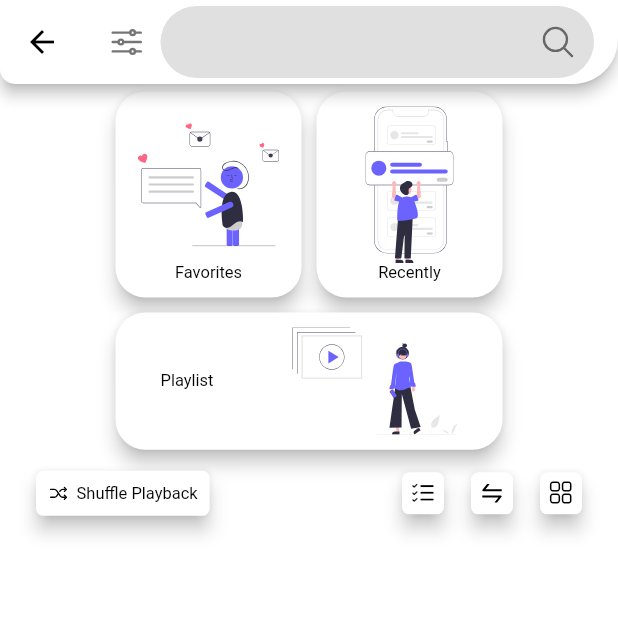
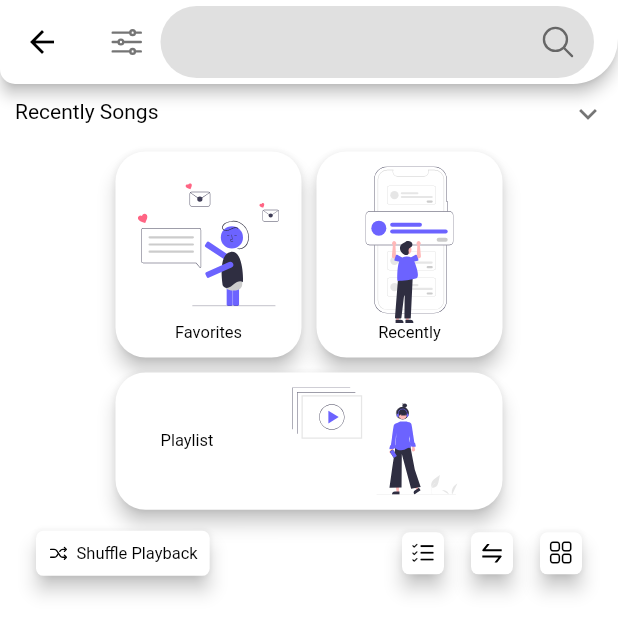
Before and after one commit to ImanGhasemiArani/IGMusic, a Flutter app: the OfflineScreen screen opened directly, on a phone screen of 412 x 824 dp. Shown: the top 635 px of the screen. Run offline on Flutter 3.47's test engine with Material 2 defaults, Android fonts, the phone set to English and light mode, and no system bars; drawn by our look-alikes of auto_size_text, expandable; our stand-ins replace animated_splash_screen, audio_video_progress_bar, double_back_to_close_app, eva_icons_flutter, flutter_font_icons, flutter_remix and 8 more; missing offline and left inert: audio_session, just_audio_web, just_waveform, on_audio_query_web, shared_preferences_web; accounts and stored records are empty.

Commit message:
create recently songs expandable widget

```diff
--- a/lib/assets/clrs.dart
+++ b/lib/assets/clrs.dart
@@ -17,8 +17,11 @@ class Clrs {
   static const Color songFullItemWidgetTrackNameColor = Colors.white;
   static const Color songFullItemWidgetArtistNameColor = Colors.white;
 
+  static const Color recentlyWidgetTextColor = Colors.black;
+  static const Color songRecentlyItemWidgetTrackNameColor = Colors.black;
+  static const Color songRecentlyItemWidgetArtistNameColor = Colors.black;
+
   static const Color favoriteWidgetTextColor = Colors.black;
-  static const Color recentlyWidgetTextColor = Colors.black;
   static const Color playlistWidgetTextColor = Colors.black;
   static const Color shuffleButtonWidgetTextColor = Colors.black;
 
--- a/lib/assets/fnt_styles.dart
+++ b/lib/assets/fnt_styles.dart
@@ -10,34 +10,49 @@ class FntStyles {
       color: Clrs.songItemWidgetTrackNameColor,
       fontWeight: FontWeight.w900);
 
+  static TextStyle songItemWidgetArtistNameStyle =
+      GoogleFonts.itim(fontSize: 15, color: Clrs.songItemWidgetArtistNameColor);
+
+  static TextStyle songItemWidgetAlbumNameStyle =
+      GoogleFonts.itim(fontSize: 12, color: Clrs.songItemWidgetAlbumNameColor);
+
+  //
+
   static TextStyle songMiniItemWidgetTrackNameStyle = GoogleFonts.rajdhani(
       fontSize: 16,
       color: Clrs.songMiniItemWidgetTrackNameColor,
       fontWeight: FontWeight.w900);
+
+  static TextStyle songMiniItemWidgetArtistNameStyle = GoogleFonts.itim(
+      fontSize: 15, color: Clrs.songMiniItemWidgetArtistNameColor);
+
+  //
 
   static TextStyle songFullItemWidgetTrackNameStyle = GoogleFonts.rajdhani(
       fontSize: 15,
       color: Clrs.songFullItemWidgetTrackNameColor,
       fontWeight: FontWeight.w900);
 
-  static TextStyle songItemWidgetArtistNameStyle =
-      GoogleFonts.itim(fontSize: 15, color: Clrs.songItemWidgetArtistNameColor);
-
-  static TextStyle songMiniItemWidgetArtistNameStyle = GoogleFonts.itim(
-      fontSize: 15, color: Clrs.songMiniItemWidgetArtistNameColor);
-
   static TextStyle songFullItemWidgetArtistNameStyle = GoogleFonts.itim(
       fontSize: 11, color: Clrs.songFullItemWidgetArtistNameColor);
 
-  static TextStyle songItemWidgetAlbumNameStyle =
-      GoogleFonts.itim(fontSize: 12, color: Clrs.songItemWidgetAlbumNameColor);
+  //
+
+  static TextStyle recentlyWidgetTextStyle = GoogleFonts.fuzzyBubbles(
+      color: Clrs.recentlyWidgetTextColor, fontSize: 14);
+
+  static TextStyle songRecentlyItemWidgetTrackNameStyle = GoogleFonts.rajdhani(
+      fontSize: 14,
+      color: Clrs.songRecentlyItemWidgetTrackNameColor,
+      fontWeight: FontWeight.w900);
+
+  static TextStyle songRecentlyItemWidgetArtistNameStyle = GoogleFonts.itim(
+      fontSize: 15, color: Clrs.songRecentlyItemWidgetArtistNameColor);
 
   //
+
   static TextStyle favoriteWidgetTextStyle = GoogleFonts.fuzzyBubbles(
       color: Clrs.favoriteWidgetTextColor, fontSize: 11);
-
-  static TextStyle recentlyWidgetTextStyle = GoogleFonts.fuzzyBubbles(
-      color: Clrs.recentlyWidgetTextColor, fontSize: 11);
 
   static TextStyle playlistWidgetTextStyle = GoogleFonts.fuzzyBubbles(
       color: Clrs.playlistWidgetTextColor, fontSize: 11);
--- a/lib/controllers/audio_manager.dart
+++ b/lib/controllers/audio_manager.dart
@@ -27,6 +27,8 @@ class AudioManager {
   final currentSongTitleNotifier = ValueNotifier<String>("Unknown");
   final currentSongArtistNotifier = ValueNotifier<String>("Unknown");
   final currentSongArtworkNotifier = ValueNotifier<Uint8List?>(null);
+
+  final recentlySongsNotifier = ValueNotifier<int>(0);
 
   final playlistNotifier = ValueNotifier<List<String>>([]);
   final isFirstSongNotifier = ValueNotifier<bool>(true);
@@ -181,6 +183,8 @@ class AudioManager {
       final currentItem = sequenceState.currentSource;
       final tag = currentItem?.tag as SongMetadata?;
       if (tag != null) {
+        UserData().addToRecently(tag);
+        recentlySongsNotifier.value = UserData().recentlyPlayedSongs.first;
         currentSongMetaDataNotifier.value = tag;
         currentSongIDNotifier.value = tag.id;
         currentSongTitleNotifier.value = tag.title;
--- a/lib/controllers/btn_controllers.dart
+++ b/lib/controllers/btn_controllers.dart
@@ -1,7 +1,6 @@
-import 'package:ig_music/util/log.dart';
-
 import '../models/models.dart';
 import '../screens/offline/offline_screen.dart';
+import '../util/log.dart';
 import 'audio_manager.dart';
 
 void btnLikeTaped(bool isLiked) {
--- a/lib/screens/offline/home_screen.dart
+++ b/lib/screens/offline/home_screen.dart
@@ -5,6 +5,7 @@ import '../../util/log.dart';
 import '../../widgets/card/card_item_song.dart';
 import '../../widgets/menu/menu_container_main_boy.dart';
 import '../../widgets/menu/header_home_items.dart';
+import '../../widgets/recently_songs.dart';
 
 class HomeScreen extends StatefulWidget {
   const HomeScreen({Key? key}) : super(key: key);
@@ -63,6 +64,7 @@ class _HomeScreenState extends State<HomeScreen> {
       width: size.width,
       child: Column(
         children: [
+          const RecentlySong(),
           AnimatedOpacity(
             duration: const Duration(milliseconds: 300),
             opacity: closeTopLayer ? 0 : 1,
--- /dev/null
+++ b/lib/widgets/recently_songs.dart
@@ -0,0 +1,51 @@
+import 'package:expandable/expandable.dart';
+import 'package:flutter/material.dart';
+
+import '../assets/fnt_styles.dart';
+import '../controllers/audio_manager.dart';
+import '../models/models.dart';
+import 'card/card_recently_item_song.dart';
+
+class RecentlySong extends StatelessWidget {
+  const RecentlySong({Key? key}) : super(key: key);
+
+  @override
+  Widget build(BuildContext context) {
+    var size = MediaQuery.of(context).size;
+    return ValueListenableBuilder<int>(
+        valueListenable: AudioManager().recentlySongsNotifier,
+        builder: (_, value, __) {
+          return ExpandablePanel(
+            header: Padding(
+              padding: const EdgeInsets.symmetric(vertical: 10, horizontal: 10),
+              child: Text("Recently Songs",
+                  style: FntStyles.recentlyWidgetTextStyle),
+            ),
+            collapsed: Container(),
+            controller: ExpandableController(
+                initialExpanded: UserData().recentlyPlayedSongs.isNotEmpty),
+            expanded: SizedBox(
+              height: size.height * 0.2,
+              width: size.width,
+              child: UserData().recentlyPlayedSongs.isEmpty
+                  ? Center(
+                      child: Text("Empty! Play any Song!",
+                          style: FntStyles.recentlyWidgetTextStyle),
+                    )
+                  : ListView.builder(
+                      shrinkWrap: true,
+                      scrollDirection: Axis.horizontal,
+                      addAutomaticKeepAlives: true,
+                      physics: const BouncingScrollPhysics(),
+                      itemCount: UserData().recentlyPlayedSongs.length,
+                      itemBuilder: (context, index) {
+                        return CardRecentlyItemSong(
+                            index: index,
+                            audioMetadata: UserData().getSongBy(
+                                id: UserData().recentlyPlayedSongs[index])!);
+                      }),
+            ),
+          );
+        });
+  }
+}
--- a/pubspec.yaml
+++ b/pubspec.yaml
@@ -33,9 +33,11 @@ dependencies:
   audio_video_progress_bar: ^0.10.0
   auto_animated: ^3.0.1
   auto_size_text: ^3.0.0
+  card_swiper: ^2.0.1
   decorated_icon: ^1.2.1
   double_back_to_close_app: ^2.1.0
   eva_icons_flutter: ^3.0.2
+  expandable: ^5.0.1
   expandable_bottom_bar: ^2.0.2
   floating_pullup_card: ^1.1.0
   flutter:
@@ -45,7 +47,6 @@ dependencies:
   flutter_snake_navigationbar: ^0.6.0
   flutter_svg: ^1.0.0
   focused_menu: ^1.0.5
-  glass_kit: ^2.0.1
   glassmorphism_ui: ^0.2.0
   google_fonts: ^2.2.0
   just_audio: ^0.9.18
@@ -55,6 +56,7 @@ dependencies:
   path_provider: ^2.0.9
   percent_indicator: ^4.0.0
   salomon_bottom_bar: ^3.2.0
+  scaled_list: ^1.0.1+6
   shared_preferences: ^2.0.11
   slimy_card: ^1.0.4
   vertical_card_pager: ^1.5.0
```
Also changed, not shown: lib/controllers/file_manager.dart (+27 -11 lines), lib/models/models.dart (+20 -1 lines), lib/screens/offline/playlist_screen.dart (+2 -5 lines), lib/widgets/card/card_recently_item_song.dart (added, +87 -0 lines), lib/widgets/card/glass_container.dart (deleted, +0 -45 lines), lib/widgets/mini_player.dart (+9 -4 lines), 1 other file.
